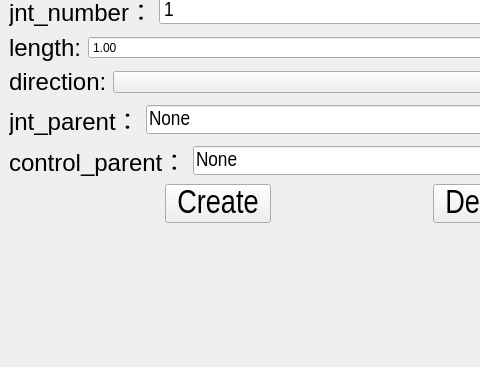
This is bind/ui/setup/chain_ui.ui in MuZiMuZi/muziToolset as Qt 5 draws it before an edit; both pictures show x 0 to 480 and y 252 to 619 of the 703 by 619 pixel window. The edited form follows.
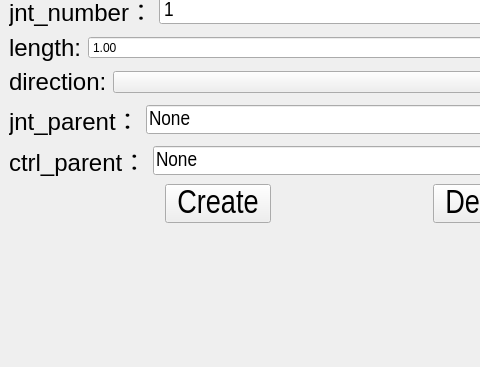
This is the edited form.

Commit message: 替换ctrl_parent

```diff
--- a/bind/ui/setup/chain_ui.ui
+++ b/bind/ui/setup/chain_ui.ui
@@ -318,7 +318,7 @@
                                             <enum>Qt::LeftToRight</enum>
                                         </property>
                                         <property name="text">
-                                            <string>control_parent：</string>
+                                            <string>ctrl_parent：</string>
                                         </property>
                                         <property name="alignment">
                                             <set>Qt::AlignLeading|Qt::AlignLeft|Qt::AlignVCenter</set>
```
Left out of the diff: 2 changed lines with no effect on the pictures. The commit also changes 47 other files.
